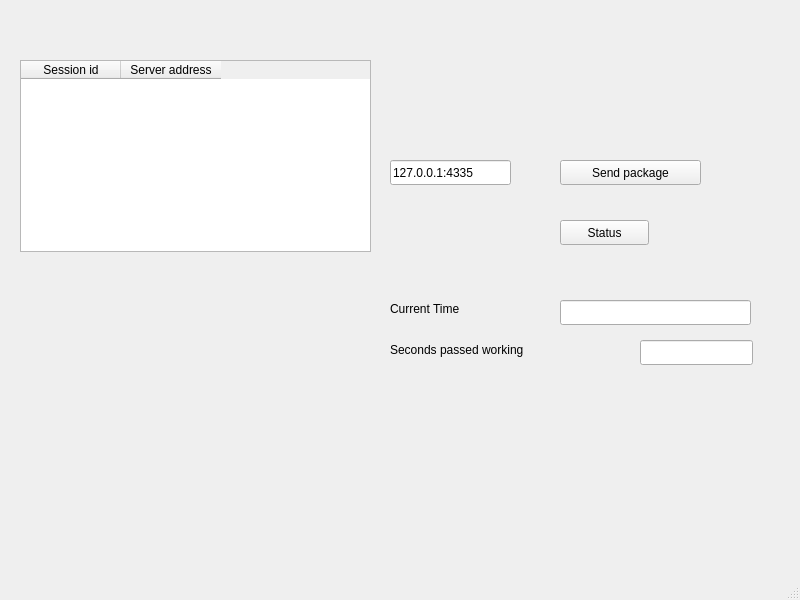
Qt form practice_task/mainwindow.ui (ThatsRightImKiryu/CNIIAG-Practice) before a commit.
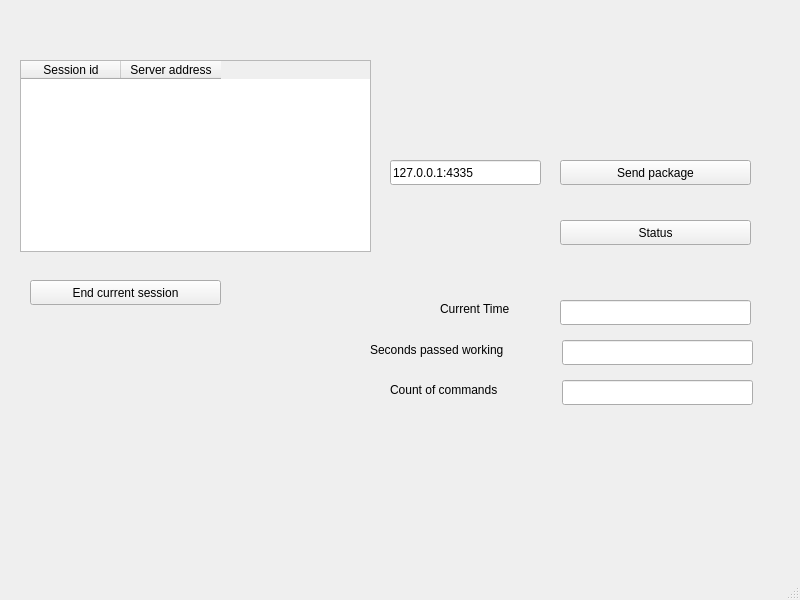
The same form after that commit.

Diff of the .ui file:
```diff
--- a/practice_task/mainwindow.ui
+++ b/practice_task/mainwindow.ui
@@ -19,7 +19,7 @@
      <rect>
       <x>560</x>
       <y>160</y>
-      <width>141</width>
+      <width>191</width>
       <height>25</height>
      </rect>
     </property>
@@ -32,7 +32,7 @@
      <rect>
       <x>390</x>
       <y>160</y>
-      <width>121</width>
+      <width>151</width>
       <height>25</height>
      </rect>
     </property>
@@ -48,7 +48,7 @@
      <rect>
       <x>560</x>
       <y>220</y>
-      <width>89</width>
+      <width>191</width>
       <height>25</height>
      </rect>
     </property>
@@ -75,9 +75,9 @@
    <widget class="QLineEdit" name="workingTimeLE">
     <property name="geometry">
      <rect>
-      <x>640</x>
+      <x>562</x>
       <y>340</y>
-      <width>113</width>
+      <width>191</width>
       <height>25</height>
      </rect>
     </property>
@@ -88,7 +88,7 @@
    <widget class="QLabel" name="label">
     <property name="geometry">
      <rect>
-      <x>390</x>
+      <x>440</x>
       <y>300</y>
       <width>101</width>
       <height>17</height>
@@ -101,7 +101,7 @@
    <widget class="QLabel" name="label_2">
     <property name="geometry">
      <rect>
-      <x>390</x>
+      <x>370</x>
       <y>340</y>
       <width>171</width>
       <height>20</height>
@@ -143,6 +143,45 @@
      </property>
     </column>
    </widget>
+   <widget class="QLabel" name="label_3">
+    <property name="geometry">
+     <rect>
+      <x>390</x>
+      <y>380</y>
+      <width>151</width>
+      <height>20</height>
+     </rect>
+    </property>
+    <property name="text">
+     <string>Count of commands</string>
+    </property>
+   </widget>
+   <widget class="QLineEdit" name="commandLE">
+    <property name="geometry">
+     <rect>
+      <x>562</x>
+      <y>380</y>
+      <width>191</width>
+      <height>25</height>
+     </rect>
+    </property>
+    <property name="readOnly">
+     <bool>true</bool>
+    </property>
+   </widget>
+   <widget class="QPushButton" name="endSessionBtn">
+    <property name="geometry">
+     <rect>
+      <x>30</x>
+      <y>280</y>
+      <width>191</width>
+      <height>25</height>
+     </rect>
+    </property>
+    <property name="text">
+     <string>End current session</string>
+    </property>
+   </widget>
   </widget>
   <widget class="QStatusBar" name="statusbar"/>
  </widget>
```
